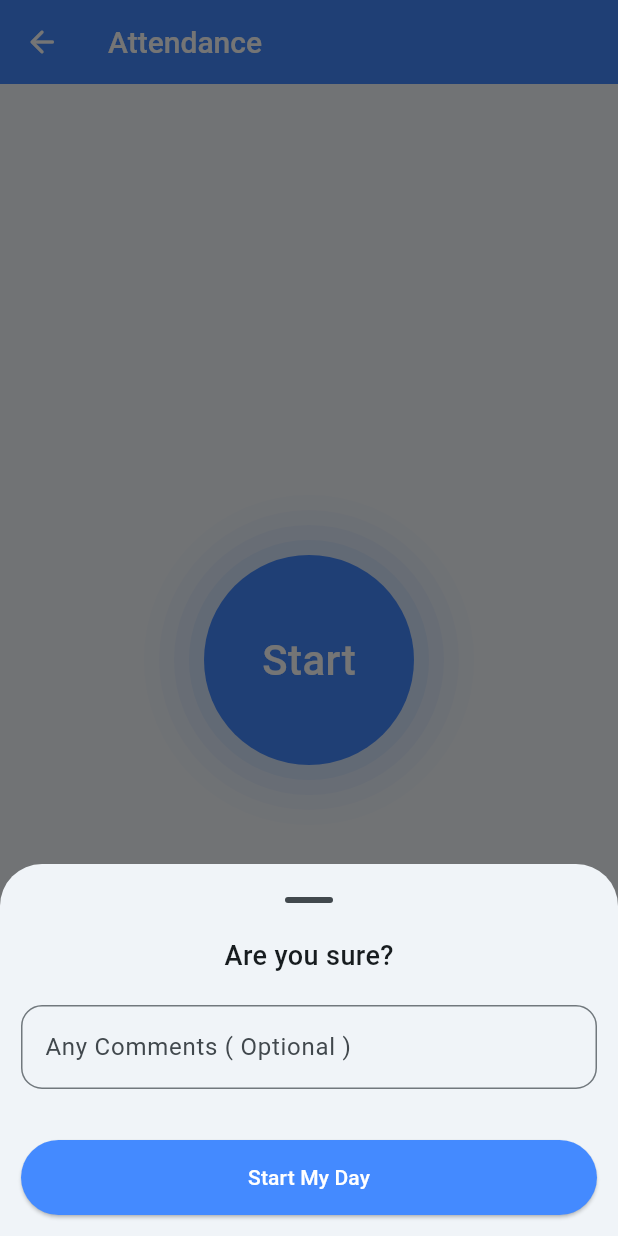
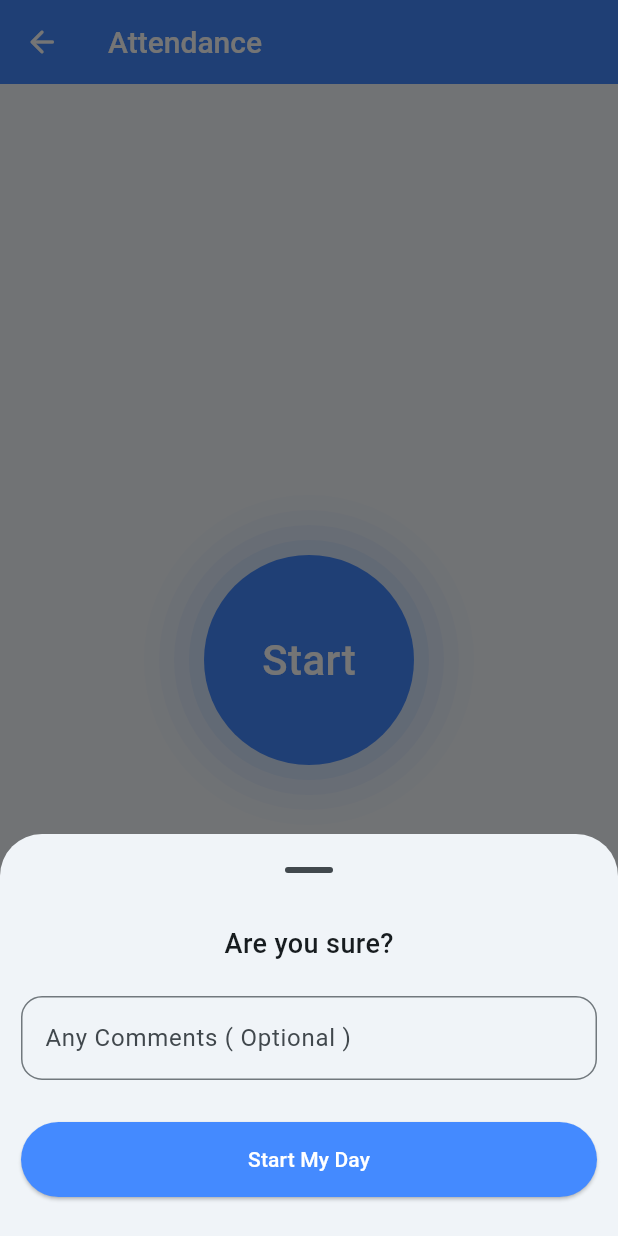
Before and after one commit to AbhishekAglave/field-force-app-flutter, a Flutter app: the AttendanceScreen screen opened directly, after a tap on "Start", on a phone screen of 412 x 824 dp. Run offline on Flutter 3.47's test engine with Material 2 defaults, Android fonts, the phone set to English and light mode, and no system bars; our stand-ins replace page_transition, shared_preferences; accounts and stored records are empty.

Commit message:
comments modal added

```diff
--- a/lib/AttendanceScreen.dart
+++ b/lib/AttendanceScreen.dart
@@ -155,18 +155,26 @@ class _AttendanceScreenState extends State<AttendanceScreen> {
                     showModalBottomSheet(
                       context: context,
                       showDragHandle: true,
+                      isScrollControlled: true,
                       builder: (BuildContext context) {
-                        return SizedBox(
-                          height: 200,
+                        return Padding(
+                          padding: MediaQuery.of(context).viewInsets,
+                          child: SizedBox(
+                            height: 220,
                             child: Center(
                               child: Column(
-                              mainAxisAlignment: MainAxisAlignment.spaceBetween,
+                                mainAxisAlignment:
+                                    MainAxisAlignment.spaceBetween,
+                                mainAxisSize: MainAxisSize.min,
                                 children: [
-                                const Text(
+                                  const Padding(
+                                    padding: EdgeInsets.only(bottom: 8),
+                                    child: Text(
                                       'Are you sure?',
                                       style: TextStyle(
                                           fontSize: 18,
                                           fontWeight: FontWeight.w500),
+                                    ),
                                   ),
                                   Padding(
                                     padding: const EdgeInsets.all(14),
@@ -186,7 +194,8 @@ class _AttendanceScreenState extends State<AttendanceScreen> {
                                     padding: const EdgeInsets.all(14),
                                     child: ElevatedButton(
                                       style: ElevatedButton.styleFrom(
-                                        minimumSize: const Size.fromHeight(50),
+                                          minimumSize:
+                                              const Size.fromHeight(50),
                                           foregroundColor: Colors.white,
                                           backgroundColor: Colors.blueAccent),
                                       child: Text(foundTodaysAttendance
@@ -199,6 +208,7 @@ class _AttendanceScreenState extends State<AttendanceScreen> {
                                     ),
                                   ),
                                 ],
+                              ),
                             ),
                           ),
                         );
```
Lines whose indentation alone changed are shown as unchanged.
